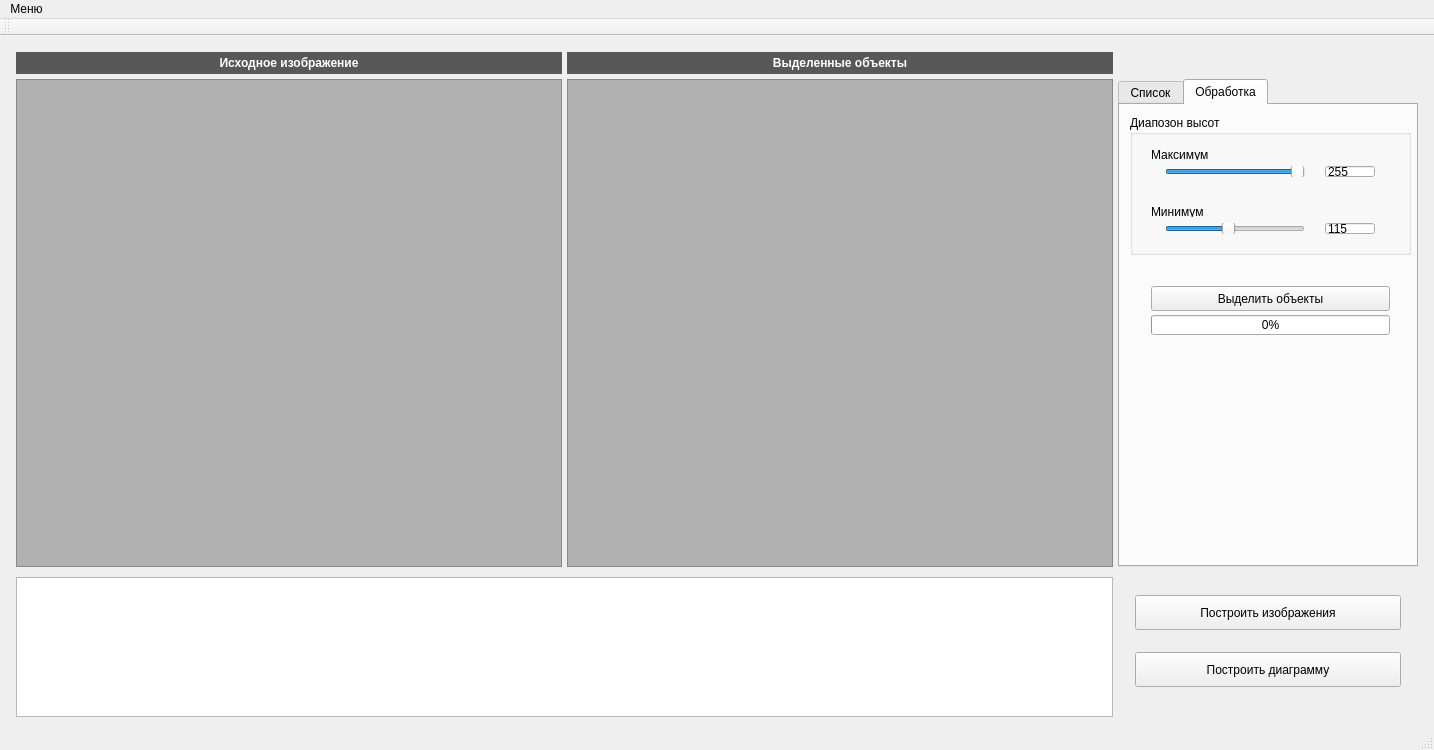
First picture: the form in Recognite/mainwindow.ui, repository relaxesemind/Recognite, before the edit.
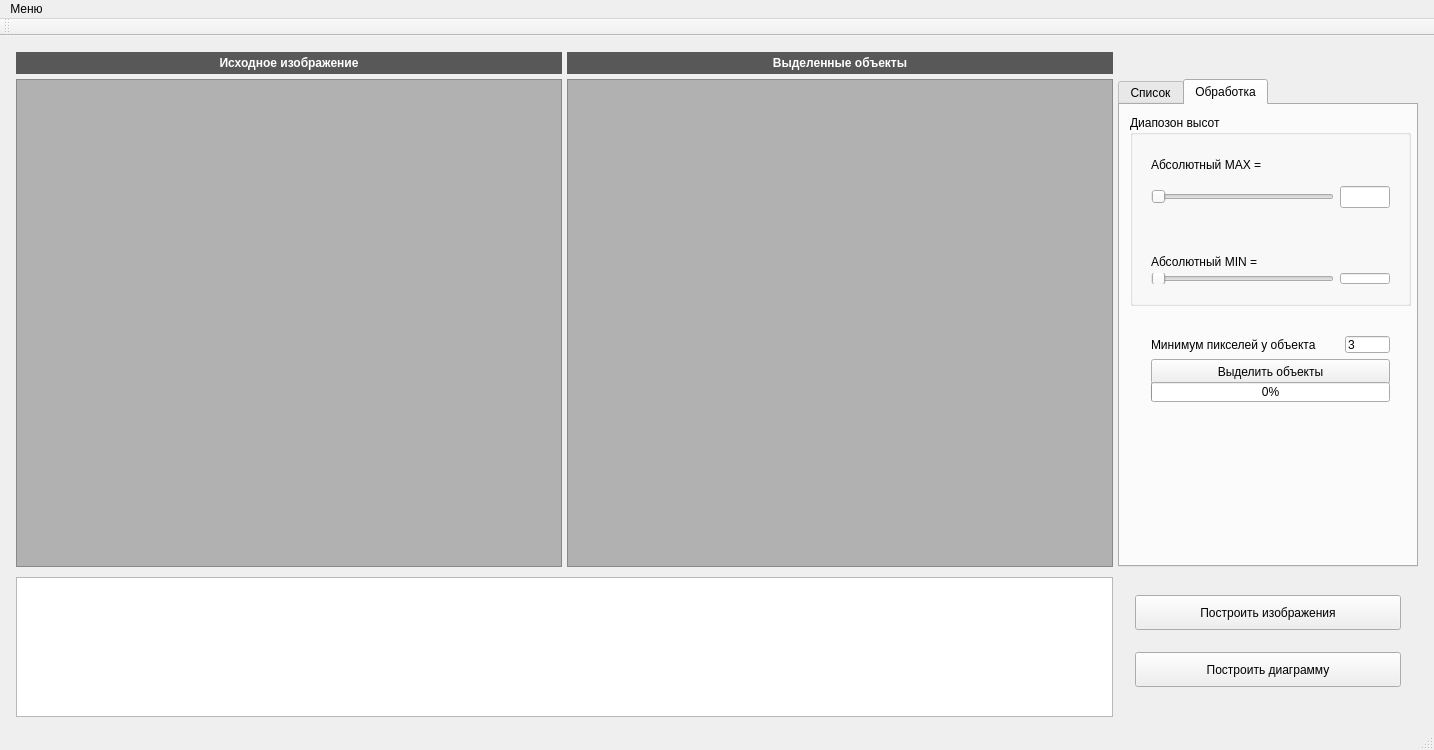
Second picture: the form after the edit. The open tabs and pages were chosen to show the change. Icons and pictures are not drawn. Custom widgets are drawn as their Qt base class.

Commit message: absolute heights

```diff
--- a/Recognite/mainwindow.ui
+++ b/Recognite/mainwindow.ui
@@ -228,7 +228,7 @@
             <x>10</x>
             <y>10</y>
             <width>281</width>
-            <height>140</height>
+            <height>191</height>
            </rect>
           </property>
           <property name="minimumSize">
@@ -244,7 +244,7 @@
            <property name="geometry">
             <rect>
              <x>10</x>
-             <y>80</y>
+             <y>130</y>
              <width>261</width>
              <height>50</height>
             </rect>
@@ -253,7 +253,7 @@
             <item>
              <widget class="QLabel" name="label_5">
               <property name="text">
-               <string>Минимум</string>
+               <string>Абсолютный MIN = </string>
               </property>
              </widget>
             </item>
@@ -263,7 +263,7 @@
                <widget class="QSlider" name="minHeightSlider">
                 <property name="maximumSize">
                  <size>
-                  <width>140</width>
+                  <width>185</width>
                   <height>16777215</height>
                  </size>
                 </property>
@@ -271,13 +271,13 @@
                  <number>0</number>
                 </property>
                 <property name="maximum">
-                 <number>255</number>
+                 <number>10</number>
                 </property>
                 <property name="singleStep">
                  <number>5</number>
                 </property>
                 <property name="value">
-                 <number>115</number>
+                 <number>0</number>
                 </property>
                 <property name="orientation">
                  <enum>Qt::Horizontal</enum>
@@ -293,7 +293,7 @@
                  </size>
                 </property>
                 <property name="text">
-                 <string>115</string>
+                 <string/>
                 </property>
                </widget>
               </item>
@@ -307,14 +307,14 @@
              <x>10</x>
              <y>23</y>
              <width>261</width>
-             <height>50</height>
+             <height>81</height>
             </rect>
            </property>
            <layout class="QVBoxLayout" name="verticalLayout_3">
             <item>
              <widget class="QLabel" name="label_4">
               <property name="text">
-               <string>Максимум</string>
+               <string>Абсолютный MAX = </string>
               </property>
              </widget>
             </item>
@@ -324,18 +324,18 @@
                <widget class="QSlider" name="maxHeightSlider">
                 <property name="maximumSize">
                  <size>
-                  <width>140</width>
+                  <width>185</width>
                   <height>16777215</height>
                  </size>
                 </property>
                 <property name="maximum">
-                 <number>255</number>
+                 <number>10</number>
                 </property>
                 <property name="singleStep">
                  <number>5</number>
                 </property>
                 <property name="value">
-                 <number>255</number>
+                 <number>0</number>
                 </property>
                 <property name="orientation">
                  <enum>Qt::Horizontal</enum>
@@ -351,7 +351,7 @@
                  </size>
                 </property>
                 <property name="text">
-                 <string>255</string>
+                 <string/>
                 </property>
                </widget>
               </item>
@@ -364,12 +364,42 @@
           <property name="geometry">
            <rect>
             <x>20</x>
-            <y>170</y>
+            <y>220</y>
             <width>261</width>
-            <height>71</height>
+            <height>85</height>
            </rect>
           </property>
           <layout class="QVBoxLayout" name="verticalLayout_5">
+           <item>
+            <layout class="QHBoxLayout" name="horizontalLayout_6">
+             <item>
+              <widget class="QLabel" name="label_6">
+               <property name="maximumSize">
+                <size>
+                 <width>200</width>
+                 <height>200</height>
+                </size>
+               </property>
+               <property name="text">
+                <string>Минимум пикселей у объекта</string>
+               </property>
+              </widget>
+             </item>
+             <item>
+              <widget class="QLineEdit" name="minObjSizeLineEdit">
+               <property name="maximumSize">
+                <size>
+                 <width>45</width>
+                 <height>16777215</height>
+                </size>
+               </property>
+               <property name="text">
+                <string>3</string>
+               </property>
+              </widget>
+             </item>
+            </layout>
+           </item>
            <item>
             <widget class="QPushButton" name="processPushButton">
              <property name="minimumSize">
```
Left out of the diff: 182 changed lines with no effect on the pictures. The commit also changes 9 other files.
